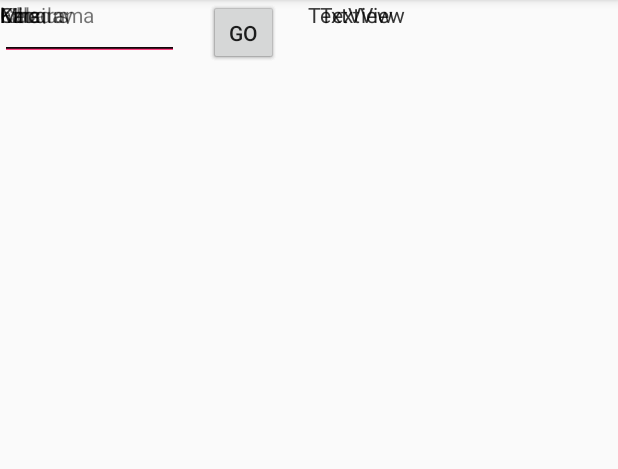
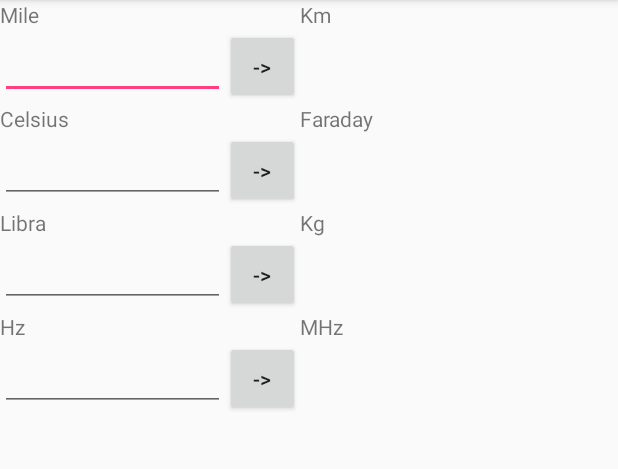
Before and after one commit to MarcondesAmorim/ProjTest, an Android app: the MainActivity screen opened directly, with no data from a screen before it, on a phone screen of 412 x 824 dp, the part 84-553 px from its top. Run offline under Robolectric (Android 15) with nearby library versions, the phone set to English and light mode, and no system bars.

Commit message:
first commit

```diff
--- a/app/src/main/res/layout/activity_main.xml
+++ b/app/src/main/res/layout/activity_main.xml
@@ -1,183 +1,175 @@
 <?xml version="1.0" encoding="utf-8"?>
-<android.support.constraint.ConstraintLayout xmlns:android="http://schemas.android.com/apk/res/android"
-    xmlns:app="http://schemas.android.com/apk/res-auto"
-    xmlns:tools="http://schemas.android.com/tools"
+<GridLayout
+    xmlns:android="http://schemas.android.com/apk/res/android"
     android:layout_width="match_parent"
     android:layout_height="match_parent"
-    tools:context="com.example.marcondes.projtest.MainActivity">
+    android:rowCount="8"
+    android:columnCount="3"
+    android:orientation="horizontal">
 
     <TextView
         android:id="@+id/mile"
         android:layout_width="wrap_content"
         android:layout_height="wrap_content"
         android:text="Mile"
-        tools:layout_editor_absoluteX="39dp"
-        tools:layout_editor_absoluteY="49dp" />
+        android:layout_row="0"
+        android:layout_column="0"/>
 
     <TextView
         android:id="@+id/km"
         android:layout_width="wrap_content"
-        android:layout_height="16dp"
+        android:layout_height="wrap_content"
         android:text="Km"
-        tools:layout_editor_absoluteX="244dp"
-        tools:layout_editor_absoluteY="42dp" />
+        android:layout_row="0"
+        android:layout_column="2"/>
+
+    <EditText
+        android:id="@+id/editTextMile"
+        android:layout_width="150dp"
+        android:layout_height="wrap_content"
+        android:ems="10"
+        android:inputType="number"
+        android:layout_row="1"
+        android:layout_column="0"/>
 
     <Button
         android:id="@+id/btMileKM"
-        android:layout_width="46dp"
-        android:layout_height="43dp"
-        android:layout_marginStart="20dp"
-        android:text="Go"
-        app:layout_constraintStart_toEndOf="@+id/editTextMile"
-        tools:layout_editor_absoluteY="68dp" />
-
-    <EditText
-        android:id="@+id/editTextMile"
-        android:layout_width="119dp"
-        android:layout_height="40dp"
-        android:ems="10"
-        android:inputType="number"
-        tools:layout_editor_absoluteX="39dp"
-        tools:layout_editor_absoluteY="71dp" />
+        android:layout_width="50dp"
+        android:layout_height="50dp"
+        android:text="->"
+        android:layout_row="1"
+        android:layout_column="1"/>
 
     <TextView
         android:id="@+id/textViewKM"
-        android:layout_width="107dp"
-        android:layout_height="33dp"
-        android:layout_marginStart="20dp"
-        android:text="TextView"
-        app:layout_constraintStart_toEndOf="@+id/btMileKM"
-        tools:layout_editor_absoluteY="78dp" />
-
-
+        android:layout_width="150dp"
+        android:layout_height="wrap_content"
+        android:text=""
+        android:layout_row="1"
+        android:layout_column="2"/>
     <TextView
         android:id="@+id/celsius"
         android:layout_width="wrap_content"
         android:layout_height="wrap_content"
         android:text="Celsius"
-        tools:layout_editor_absoluteX="39dp"
-        tools:layout_editor_absoluteY="141dp" />
+        android:layout_row="2"
+        android:layout_column="0"/>
 
     <TextView
         android:id="@+id/faraday"
         android:layout_width="wrap_content"
-        android:layout_height="16dp"
+        android:layout_height="wrap_content"
         android:text="Faraday"
-        tools:layout_editor_absoluteX="253dp"
-        tools:layout_editor_absoluteY="141dp" />
-
-    <Button
-        android:id="@+id/btCelsuisFaraday"
-        android:layout_width="46dp"
-        android:layout_height="43dp"
-        android:layout_marginStart="20dp"
-        android:text="Go"
-        app:layout_constraintStart_toEndOf="@+id/editTextCelsius"
-        tools:layout_editor_absoluteY="167dp" />
+        android:layout_row="2"
+        android:layout_column="2"/>
 
     <EditText
         android:id="@+id/editTextCelsius"
-        android:layout_width="119dp"
-        android:layout_height="40dp"
+        android:layout_width="150dp"
+        android:layout_height="wrap_content"
         android:ems="10"
         android:inputType="number"
-        tools:layout_editor_absoluteX="39dp"
-        tools:layout_editor_absoluteY="167dp" />
+        android:layout_row="3"
+        android:layout_column="0"/>
+
+    <Button
+        android:id="@+id/btCelsiusFaraday"
+        android:layout_width="50dp"
+        android:layout_height="50dp"
+        android:text="->"
+        android:layout_row="3"
+        android:layout_column="1"/>
+
 
     <TextView
         android:id="@+id/textViewFaraday"
-        android:layout_width="107dp"
-        android:layout_height="33dp"
-        android:layout_marginStart="20dp"
-        android:text="TextView"
-        app:layout_constraintStart_toEndOf="@+id/btCelsuisFaraday"
-        tools:layout_editor_absoluteY="167dp" />
+        android:layout_width="150dp"
+        android:layout_height="wrap_content"
+        android:text=""
+        android:layout_row="3"
+        android:layout_column="2"/>
 
     <TextView
         android:id="@+id/libra"
         android:layout_width="wrap_content"
         android:layout_height="wrap_content"
         android:text="Libra"
-        tools:layout_editor_absoluteX="39dp"
-        tools:layout_editor_absoluteY="246dp" />
+        android:layout_row="4"
+        android:layout_column="0"/>
 
     <TextView
-        android:id="@+id/Kilograma"
+        android:id="@+id/Kg"
         android:layout_width="wrap_content"
-        android:layout_height="16dp"
-        android:text="Kilograma"
-        tools:layout_editor_absoluteX="253dp"
-        tools:layout_editor_absoluteY="341dp" />
-
-    <Button
-        android:id="@+id/btLibraKm"
-        android:layout_width="46dp"
-        android:layout_height="43dp"
-        android:layout_marginStart="20dp"
-        android:text="Go"
-        app:layout_constraintStart_toEndOf="@+id/editTextLibra"
-        tools:layout_editor_absoluteY="265dp" />
+        android:layout_height="wrap_content"
+        android:text="Kg"
+        android:layout_row="4"
+        android:layout_column="2"/>
 
     <EditText
         android:id="@+id/editTextLibra"
-        android:layout_width="119dp"
-        android:layout_height="40dp"
+        android:layout_width="150dp"
+        android:layout_height="wrap_content"
         android:ems="10"
         android:inputType="number"
-        tools:layout_editor_absoluteX="39dp"
-        tools:layout_editor_absoluteY="271dp" />
+        android:layout_row="5"
+        android:layout_column="0"/>
+
+    <Button
+        android:id="@+id/btLibraKg"
+        android:layout_width="50dp"
+        android:layout_height="50dp"
+        android:text="->"
+        android:layout_row="5"
+        android:layout_column="1"/>
+
 
     <TextView
-        android:id="@+id/textViewKilograma"
-        android:layout_width="107dp"
-        android:layout_height="33dp"
-        android:layout_marginStart="28dp"
-        android:text="TextView"
-        app:layout_constraintStart_toEndOf="@+id/btLibraKm"
-        tools:layout_editor_absoluteY="275dp" />
-
+        android:id="@+id/textViewKg"
+        android:layout_width="150dp"
+        android:layout_height="wrap_content"
+        android:text=""
+        android:layout_row="5"
+        android:layout_column="2"/>
 
     <TextView
         android:id="@+id/hz"
         android:layout_width="wrap_content"
         android:layout_height="wrap_content"
-        android:text="hz"
-        tools:layout_editor_absoluteX="39dp"
-        tools:layout_editor_absoluteY="338dp" />
+        android:text="Hz"
+        android:layout_row="6"
+        android:layout_column="0"/>
 
     <TextView
-        android:id="@+id/Mhz"
+        android:id="@+id/MHz"
         android:layout_width="wrap_content"
-        android:layout_height="16dp"
-        android:text="Mhz"
-        tools:layout_editor_absoluteX="253dp"
-        tools:layout_editor_absoluteY="247dp" />
-
-    <Button
-        android:id="@+id/bthzMhz"
-        android:layout_width="46dp"
-        android:layout_height="43dp"
-        android:layout_marginStart="20dp"
-        android:text="Go"
-        app:layout_constraintStart_toEndOf="@+id/editTextHz"
-        tools:layout_editor_absoluteY="373dp" />
+        android:layout_height="wrap_content"
+        android:text="MHz"
+        android:layout_row="6"
+        android:layout_column="2"/>
 
     <EditText
         android:id="@+id/editTextHz"
-        android:layout_width="119dp"
-        android:layout_height="40dp"
+        android:layout_width="150dp"
+        android:layout_height="wrap_content"
         android:ems="10"
         android:inputType="number"
-        tools:layout_editor_absoluteX="39dp"
-        tools:layout_editor_absoluteY="373dp" />
+        android:layout_row="7"
+        android:layout_column="0"/>
+
+    <Button
+        android:id="@+id/btHzMHz"
+        android:layout_width="50dp"
+        android:layout_height="50dp"
+        android:text="->"
+        android:layout_row="7"
+        android:layout_column="1"/>
+
 
     <TextView
-        android:id="@+id/textViewMz"
-        android:layout_width="107dp"
-        android:layout_height="33dp"
-        android:layout_marginStart="28dp"
-        android:text="TextView"
-        app:layout_constraintStart_toEndOf="@+id/bthzMhz"
-        tools:layout_editor_absoluteY="373dp" />
-
-</android.support.constraint.ConstraintLayout>
+        android:id="@+id/textViewMHz"
+        android:layout_width="150dp"
+        android:layout_height="wrap_content"
+        android:text=""
+        android:layout_row="7"
+        android:layout_column="2"/>
+</GridLayout>
```
